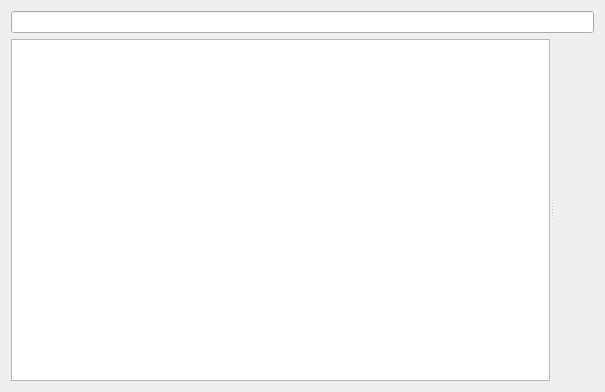
0xd34df00d/leechcraft, file src/tabcontents.ui: the form before one commit.
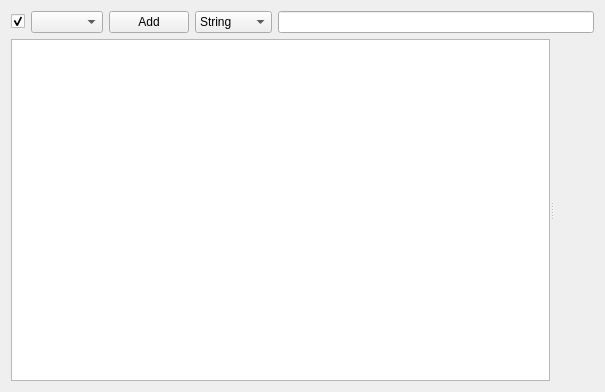
The form after the commit.

Commit message: Core: new interface for the Summary tab.

```diff
--- a/src/tabcontents.ui
+++ b/src/tabcontents.ui
@@ -15,7 +15,65 @@
   </property>
   <layout class="QVBoxLayout" name="verticalLayout">
    <item>
-    <widget class="QLineEdit" name="FilterLine_"/>
+    <layout class="QHBoxLayout" name="SearchStuff_">
+     <item>
+      <widget class="QCheckBox" name="SimpleSearch_">
+       <property name="text">
+        <string/>
+       </property>
+       <property name="checked">
+        <bool>true</bool>
+       </property>
+      </widget>
+     </item>
+     <item>
+      <widget class="QComboBox" name="LeastCategory_">
+       <property name="contextMenuPolicy">
+        <enum>Qt::ActionsContextMenu</enum>
+       </property>
+       <property name="insertPolicy">
+        <enum>QComboBox::InsertAlphabetically</enum>
+       </property>
+       <property name="sizeAdjustPolicy">
+        <enum>QComboBox::AdjustToContents</enum>
+       </property>
+      </widget>
+     </item>
+     <item>
+      <widget class="QPushButton" name="Add_">
+       <property name="text">
+        <string>Add</string>
+       </property>
+      </widget>
+     </item>
+     <item>
+      <widget class="QComboBox" name="Type_">
+       <item>
+        <property name="text">
+         <string>String</string>
+        </property>
+       </item>
+       <item>
+        <property name="text">
+         <string>Wildcard</string>
+        </property>
+       </item>
+       <item>
+        <property name="text">
+         <string>Regexp</string>
+        </property>
+       </item>
+       <item>
+        <property name="text">
+         <string>Tags</string>
+        </property>
+       </item>
+      </widget>
+     </item>
+     <item>
+      <widget class="QLineEdit" name="FilterLine_"/>
+     </item>
+    </layout>
    </item>
    <item>
     <widget class="QSplitter" name="MainSplitter_">
```
Left out of the diff: 57 changed lines with no effect on the pictures. The commit also changes 2 other files.
